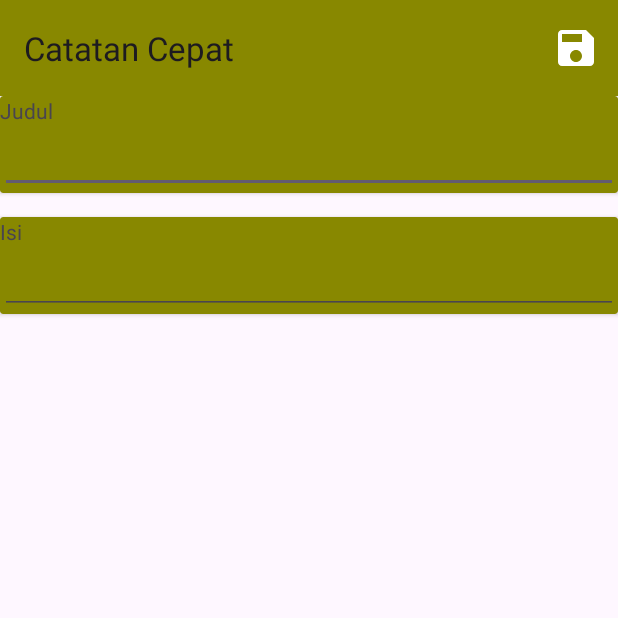
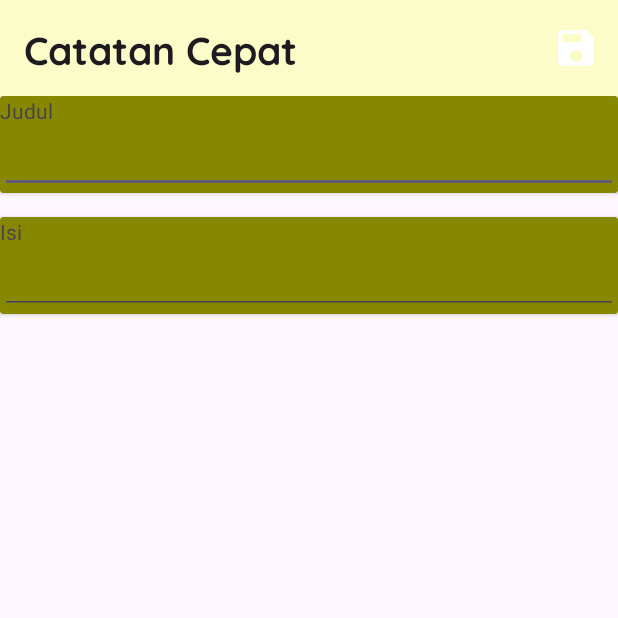
Before and after one commit to maszhar/catatan-cepat, an Android app: the NoteEditorActivity screen opened directly, with no data from a screen before it, on a phone screen of 412 x 824 dp, the top half of it. Run offline under Robolectric (Android 15) with nearby library versions, the phone set to English and light mode, and no system bars; our stand-ins replace Room's generated code, data binding.

Commit message:
feat: toolbar style

```diff
--- a/app/src/main/res/layout/activity_note_editor.xml
+++ b/app/src/main/res/layout/activity_note_editor.xml
@@ -23,7 +23,6 @@
                 android:id="@+id/toolbar"
                 android:layout_width="match_parent"
                 android:layout_height="?attr/actionBarSize"
-                android:background="#888800"
                 tools:title="Catatan 1..." />
         </com.google.android.material.appbar.AppBarLayout>
 
--- a/app/src/main/res/layout/activity_note_list.xml
+++ b/app/src/main/res/layout/activity_note_list.xml
@@ -16,7 +16,6 @@
             <androidx.appcompat.widget.Toolbar
                 android:layout_width="match_parent"
                 android:layout_height="?attr/actionBarSize"
-                android:background="#aaaa00"
                 app:title="Catatan" />
         </com.google.android.material.appbar.AppBarLayout>
 
--- a/app/src/main/res/values/colors.xml
+++ b/app/src/main/res/values/colors.xml
@@ -2,4 +2,5 @@
 <resources>
     <color name="black">#FF000000</color>
     <color name="white">#FFFFFFFF</color>
+    <color name="yellowish">#FBFCC7</color>
 </resources>
--- a/app/src/main/res/values/themes.xml
+++ b/app/src/main/res/values/themes.xml
@@ -4,6 +4,7 @@
         <!-- Customize your light theme here. -->
         <!-- <item name="colorPrimary">@color/my_light_primary</item> -->
         <item name="floatingActionButtonStyle">@style/MyFabStyle</item>
+        <item name="toolbarStyle">@style/MyToolbarStyle</item>
     </style>
 
     <style name="MyFabStyle" parent="Widget.Material3.FloatingActionButton.Primary">
@@ -11,5 +12,15 @@
         <item name="tint">@color/white</item>
     </style>
 
+    <style name="MyToolbarStyle" parent="Widget.AppCompat.Toolbar">
+        <item name="android:background">@color/yellowish</item>
+        <item name="titleTextAppearance">@style/MyToolbarTitle</item>
+    </style>
+
+    <style name="MyToolbarTitle" parent="TextAppearance.AppCompat.Title">
+        <item name="android:fontFamily">@font/quicksand_bold</item>
+        <item name="android:textSize">26dp</item>
+    </style>
+
     <style name="Theme.CatatanCepat" parent="Base.Theme.CatatanCepat" />
 </resources>
```
Also changed, not shown: app/src/main/res/font/quicksand_bold.ttf (added), app/src/main/res/font/quicksand_regular.ttf (added).
